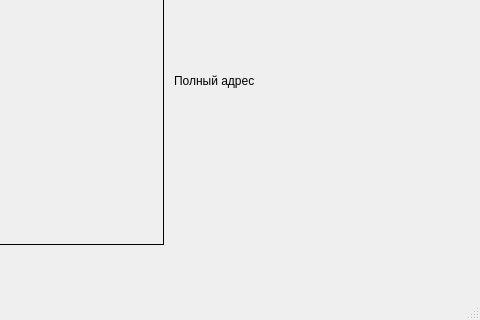
Qt form main.ui (echpo4mak/Yandex.API) before a commit; both pictures show x 496 to 976 and y 280 to 600 of the 976 by 600 pixel window.
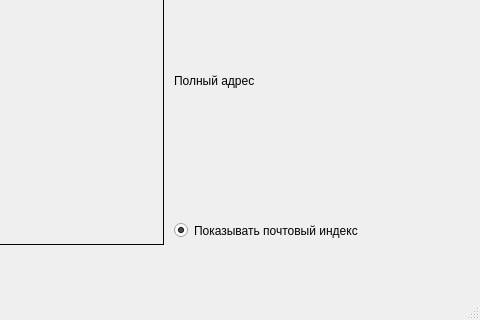
The same form after that commit.

The edit to the form file:
```diff
--- a/main.ui
+++ b/main.ui
@@ -191,6 +191,22 @@
      <string>Полный адрес</string>
     </property>
    </widget>
+   <widget class="QRadioButton" name="post_switch">
+    <property name="geometry">
+     <rect>
+      <x>670</x>
+      <y>500</y>
+      <width>221</width>
+      <height>21</height>
+     </rect>
+    </property>
+    <property name="text">
+     <string>Показывать почтовый индекс</string>
+    </property>
+    <property name="checked">
+     <bool>true</bool>
+    </property>
+   </widget>
   </widget>
   <widget class="QMenuBar" name="menubar">
    <property name="geometry">
```
Left out of the diff: 2 changed lines with no effect on the pictures.
